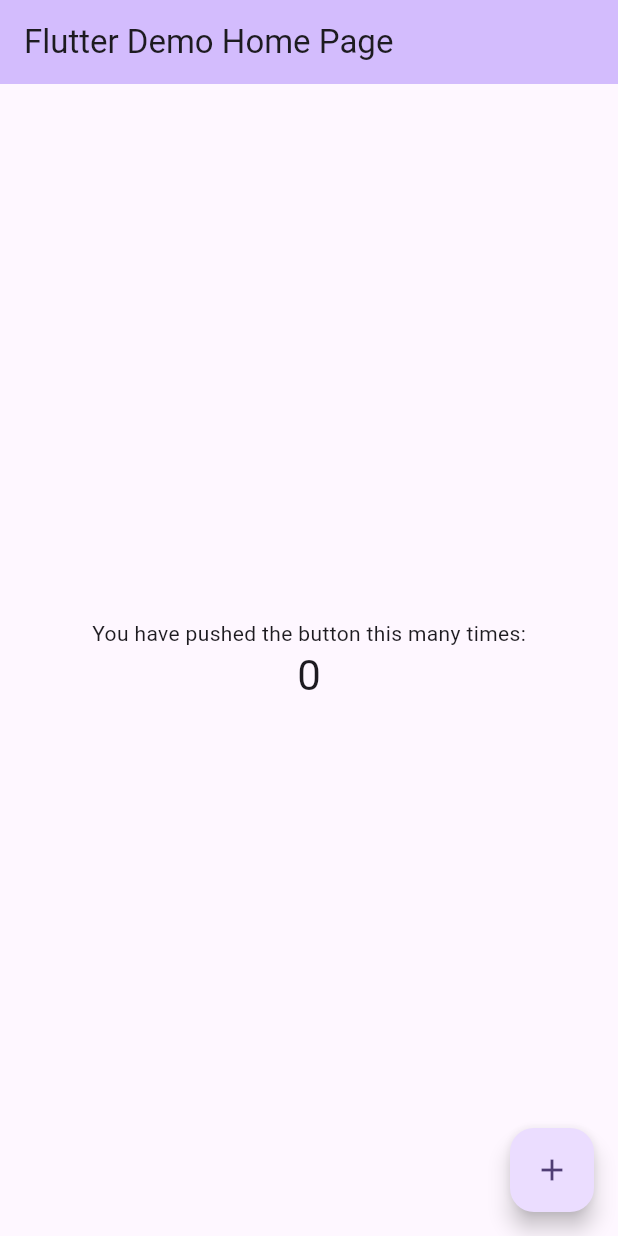
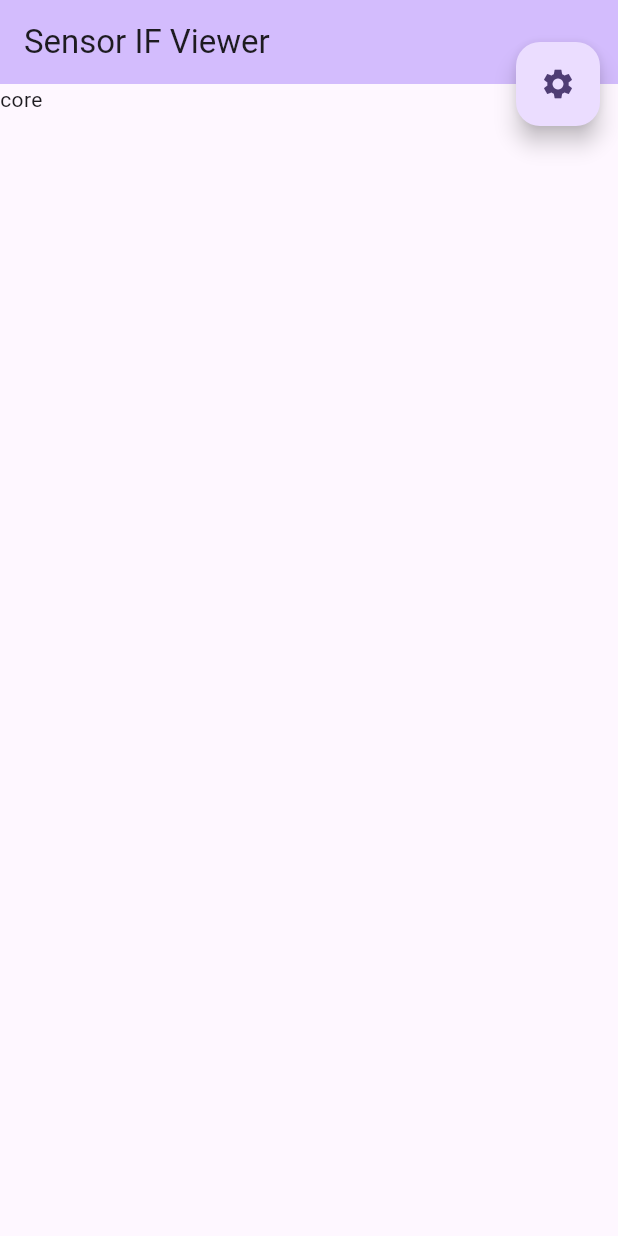
Before and after one commit to Gyabi/SensorIFViewer, a Flutter app: the screen it shows after launch, on a phone screen of 412 x 824 dp. Run offline on Flutter 3.47's test engine with Material 3 defaults, Android fonts, the phone set to English and light mode, and no system bars; our stand-ins replace flutter_bloc, go_router.

Commit message:
created page transition sample

```diff
--- /dev/null
+++ b/lib/core/bloc/core_bloc.dart
@@ -0,0 +1,21 @@
+import 'package:flutter_bloc/flutter_bloc.dart';
+
+abstract class CoreEvent{}
+
+class SwitchPage extends CoreEvent {
+  final String route;
+  SwitchPage(this.route);
+}
+
+class CoreState {
+  final String currentRoute;
+  CoreState(this.currentRoute);
+}
+
+class CoreBloc extends Bloc<CoreEvent, CoreState> {
+  CoreBloc() : super(CoreState('/core')) {
+    on<SwitchPage>((event, emit) {
+      emit(CoreState(event.route));
+    });
+  }
+}
--- /dev/null
+++ b/lib/core/route/route.dart
@@ -0,0 +1,16 @@
+import 'package:flutter/material.dart';
+import 'package:go_router/go_router.dart';
+import 'package:sensor_if_viewer/core/view/core_page.dart';
+
+final router = GoRouter(
+  initialLocation: '/core',
+  routes: [
+    ShellRoute(
+      builder: (context, state, child) => CorePage(title: 'Sensor IF Viewer', child: child),
+      routes: [
+        GoRoute(path: '/core', builder: (_, __) => const Text('core')),
+        GoRoute(path: '/settings', builder: (_, __) => const Text('settings')),
+      ]
+    )
+  ]
+);
--- /dev/null
+++ b/lib/core/view/core_page.dart
@@ -0,0 +1,38 @@
+import 'package:flutter/material.dart';
+import 'package:flutter_bloc/flutter_bloc.dart';
+import 'package:sensor_if_viewer/core/bloc/core_bloc.dart';
+import 'package:go_router/go_router.dart';
+
+class CorePage extends StatelessWidget {
+  final String title;
+  final Widget child;
+
+  const CorePage({super.key, required this.title, required this.child});
+
+
+  @override
+  Widget build(BuildContext context) {
+    return BlocBuilder<CoreBloc, CoreState>(
+      builder: (context, state) {
+        final isCore = state.currentRoute == '/core';
+
+        return Scaffold(
+          appBar: AppBar(
+            backgroundColor: Theme.of(context).colorScheme.inversePrimary,
+            title: Text(title),
+          ),
+          body: child,
+          floatingActionButton: FloatingActionButton(
+            onPressed: () {
+              final nextRoute = isCore ? '/settings' : '/core';
+              context.read<CoreBloc>().add(SwitchPage(nextRoute));
+              context.go(nextRoute);
+            },
+            child: Icon(isCore ? Icons.settings : Icons.map),
+          ),
+          floatingActionButtonLocation: FloatingActionButtonLocation.miniEndTop,
+        );
+      },
+      );
+  }
+}
--- a/lib/main.dart
+++ b/lib/main.dart
@@ -1,4 +1,7 @@
 import 'package:flutter/material.dart';
+import 'package:flutter_bloc/flutter_bloc.dart';
+import 'package:sensor_if_viewer/core/bloc/core_bloc.dart';
+import 'package:sensor_if_viewer/core/route/route.dart';
 
 void main() {
   runApp(const MyApp());
@@ -7,116 +10,19 @@ void main() {
 class MyApp extends StatelessWidget {
   const MyApp({super.key});
 
-  // This widget is the root of your application.
   @override
   Widget build(BuildContext context) {
-    return MaterialApp(
-      title: 'Flutter Demo',
-      theme: ThemeData(
-        // This is the theme of your application.
-        //
-        // TRY THIS: Try running your application with "flutter run". You'll see
-        // the application has a purple toolbar. Then, without quitting the app,
-        // try changing the seedColor in the colorScheme below to Colors.green
-        // and then invoke "hot reload" (save your changes or press the "hot
-        // reload" button in a Flutter-supported IDE, or press "r" if you used
-        // the command line to start the app).
-        //
-        // Notice that the counter didn't reset back to zero; the application
-        // state is not lost during the reload. To reset the state, use hot
-        // restart instead.
-        //
-        // This works for code too, not just values: Most code changes can be
-        // tested with just a hot reload.
-        colorScheme: ColorScheme.fromSeed(seedColor: Colors.deepPurple),
+    return MultiBlocProvider(
+      providers: [
+        BlocProvider(create: (_) => CoreBloc()),
+      ],
+      child: MaterialApp.router(
+        routerConfig: router,
+        title: 'Sensor IF Viewer',
+        theme: ThemeData(
+          colorScheme: ColorScheme.fromSeed(seedColor: Colors.deepPurple),
+        ),
       ),
-      home: const MyHomePage(title: 'Flutter Demo Home Page'),
     );
   }
 }
-
-class MyHomePage extends StatefulWidget {
-  const MyHomePage({super.key, required this.title});
-
-  // This widget is the home page of your application. It is stateful, meaning
-  // that it has a State object (defined below) that contains fields that affect
-  // how it looks.
-
-  // This class is the configuration for the state. It holds the values (in this
-  // case the title) provided by the parent (in this case the App widget) and
-  // used by the build method of the State. Fields in a Widget subclass are
-  // always marked "final".
-
-  final String title;
-
-  @override
-  State<MyHomePage> createState() => _MyHomePageState();
-}
-
-class _MyHomePageState extends State<MyHomePage> {
-  int _counter = 0;
-
-  void _incrementCounter() {
-    setState(() {
-      // This call to setState tells the Flutter framework that something has
-      // changed in this State, which causes it to rerun the build method below
-      // so that the display can reflect the updated values. If we changed
-      // _counter without calling setState(), then the build method would not be
-      // called again, and so nothing would appear to happen.
-      _counter++;
-    });
-  }
-
-  @override
-  Widget build(BuildContext context) {
-    // This method is rerun every time setState is called, for instance as done
-    // by the _incrementCounter method above.
-    //
-    // The Flutter framework has been optimized to make rerunning build methods
-    // fast, so that you can just rebuild anything that needs updating rather
-    // than having to individually change instances of widgets.
-    return Scaffold(
-      appBar: AppBar(
-        // TRY THIS: Try changing the color here to a specific color (to
-        // Colors.amber, perhaps?) and trigger a hot reload to see the AppBar
-        // change color while the other colors stay the same.
-        backgroundColor: Theme.of(context).colorScheme.inversePrimary,
-        // Here we take the value from the MyHomePage object that was created by
-        // the App.build method, and use it to set our appbar title.
-        title: Text(widget.title),
-      ),
-      body: Center(
-        // Center is a layout widget. It takes a single child and positions it
-        // in the middle of the parent.
-        child: Column(
-          // Column is also a layout widget. It takes a list of children and
-          // arranges them vertically. By default, it sizes itself to fit its
-          // children horizontally, and tries to be as tall as its parent.
-          //
-          // Column has various properties to control how it sizes itself and
-          // how it positions its children. Here we use mainAxisAlignment to
-          // center the children vertically; the main axis here is the vertical
-          // axis because Columns are vertical (the cross axis would be
-          // horizontal).
-          //
-          // TRY THIS: Invoke "debug painting" (choose the "Toggle Debug Paint"
-          // action in the IDE, or press "p" in the console), to see the
-          // wireframe for each widget.
-          mainAxisAlignment: MainAxisAlignment.center,
-          children: <Widget>[
-            const Text('You have pushed the button this many times:'),
-            Text(
-              '$_counter',
-              style: Theme.of(context).textTheme.headlineMedium,
-            ),
-          ],
-        ),
-      ),
-      floatingActionButton: FloatingActionButton(
-        onPressed: _incrementCounter,
-        tooltip: 'Increment',
-        child: const Icon(Icons.add),
-      ), // This trailing comma makes auto-formatting nicer for build methods.
-    );
-  }
-}
--- a/pubspec.yaml
+++ b/pubspec.yaml
@@ -34,6 +34,8 @@ dependencies:
   # The following adds the Cupertino Icons font to your application.
   # Use with the CupertinoIcons class for iOS style icons.
   cupertino_icons: ^1.0.8
+  go_router: ^16.0.0
+  flutter_bloc: ^9.1.1
 
 dev_dependencies:
   flutter_test:
```
Also changed, not shown: pubspec.lock, 2 other files.
